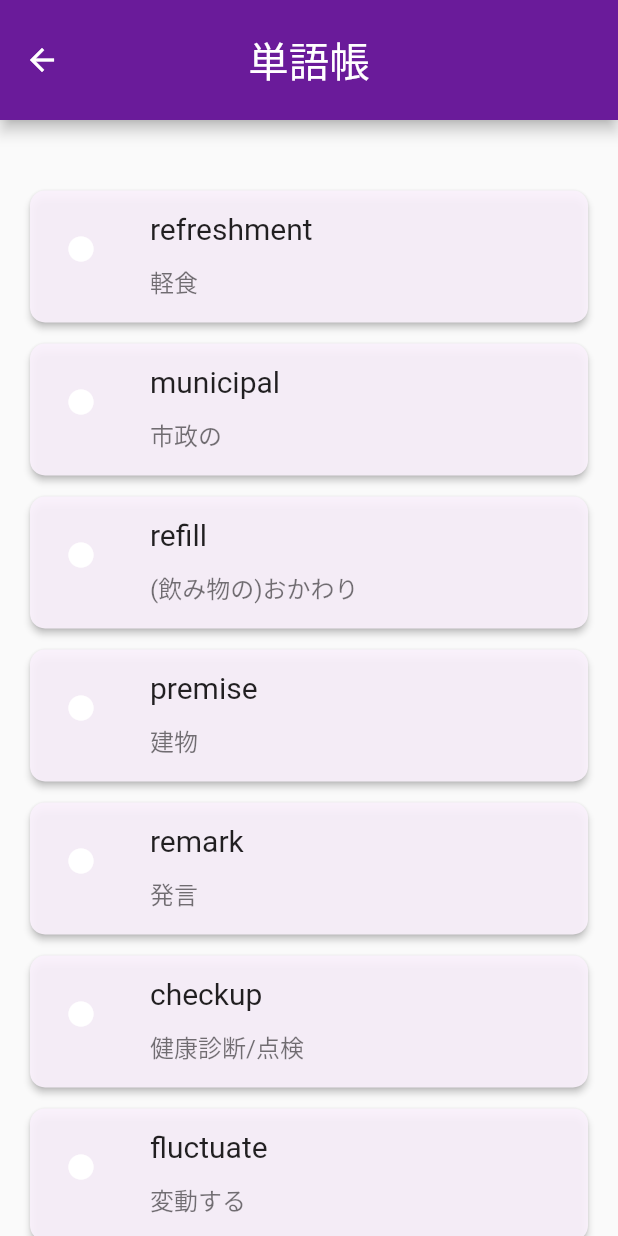
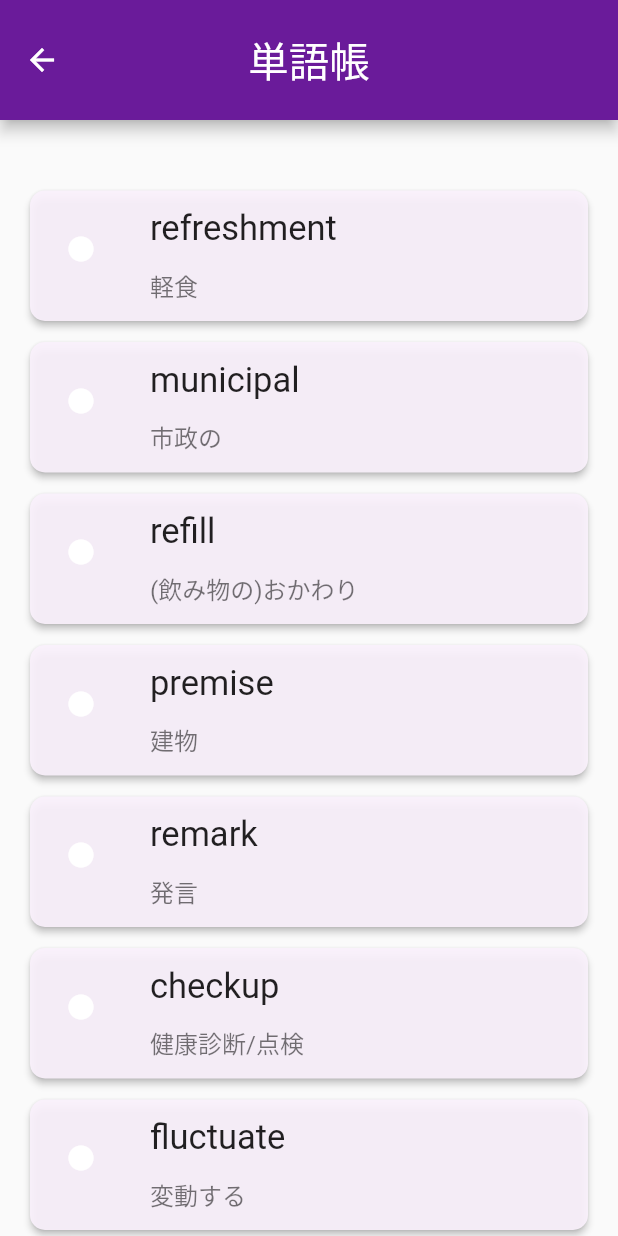
Before and after one commit to torkralle/notion_wordbook, a Flutter app: the WordBookItemPage screen opened by its route, on a phone screen of 412 x 824 dp. Run offline on Flutter 3.47's test engine with Material 2 defaults, Android fonts, the phone set to English and light mode, and no system bars; our stand-ins replace flutter_dotenv, flutter_riverpod; network calls fail.

Commit message:
fix: cardを別widgetに分けた

```diff
--- a/lib/screens/wordbook_item.dart
+++ b/lib/screens/wordbook_item.dart
@@ -4,7 +4,7 @@ import 'package:flutter/material.dart';
 class WordBookItemPage extends StatelessWidget {
   WordBookItemPage({Key? key}) : super(key: key);
 
-  final _word = <Map<String, dynamic>>[
+  final word = <Map<String, dynamic>>[
     {'wordName': 'refreshment', 'meaning': '軽食'},
     {'wordName': 'municipal', 'meaning': '市政の'},
     {'wordName': 'refill', 'meaning': '(飲み物の)おかわり'},
@@ -39,8 +39,28 @@ class WordBookItemPage extends StatelessWidget {
             child: ListView.builder(
               shrinkWrap: true,
               physics: const NeverScrollableScrollPhysics(),
-              itemCount: _word.length,
+              itemCount: word.length,
               itemBuilder: (BuildContext context, index) {
+                return WordCard(index: index, word: word);
+              },
+            ),
+          ),
+        ),
+      );
+}
+
+class WordCard extends StatelessWidget {
+  const WordCard({
+    Key? key,
+    required this.index,
+    required this.word,
+  }) : super(key: key);
+
+  final int index;
+  final List<Map<String, dynamic>> word;
+
+  @override
+  Widget build(BuildContext context) {
     return Card(
       margin: const EdgeInsets.symmetric(
         vertical: 7,
@@ -55,15 +75,15 @@ class WordBookItemPage extends StatelessWidget {
         padding: const EdgeInsets.all(8.0),
         child: ListTile(
           title: Text(
-                        _word[index]['wordName'],
+            word[index]['wordName'],
             style: const TextStyle(
-                          fontSize: 20,
+              fontSize: 23,
             ),
           ),
           subtitle: Padding(
             padding: const EdgeInsets.only(top: 12),
             child: Text(
-                          _word[index]['meaning'],
+              word[index]['meaning'],
               style: const TextStyle(
                 fontSize: 16,
               ),
@@ -80,9 +100,5 @@ class WordBookItemPage extends StatelessWidget {
         ),
       ),
     );
-              },
-            ),
-          ),
-        ),
-      );
   }
+}
```
Lines whose indentation alone changed are shown as unchanged.
